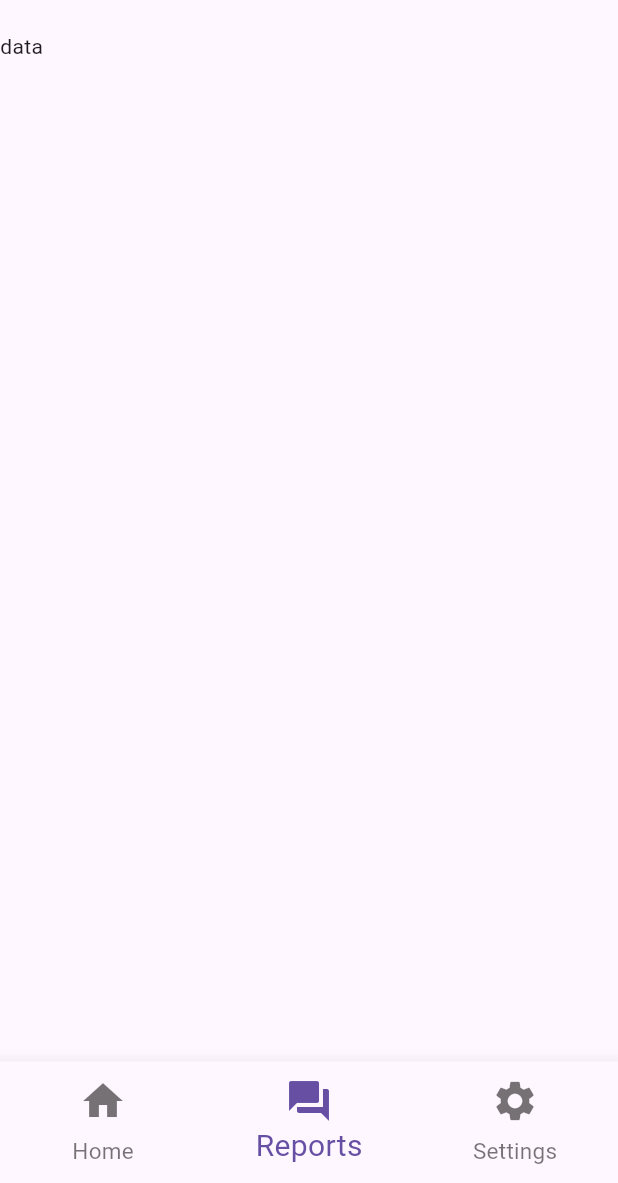
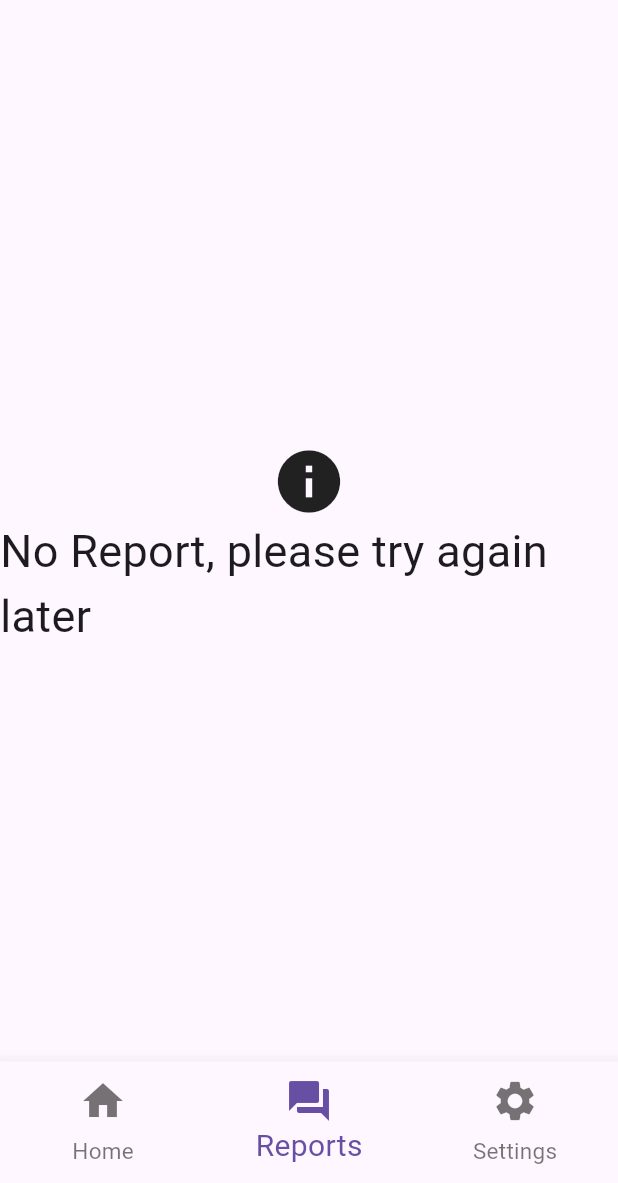
Before and after one commit to SMDParsa/mexam, a Flutter app: the screen it shows after launch, item 2 of the bottom bar chosen, on a phone screen of 412 x 824 dp, the part 53-1236 px from its top. Run offline on Flutter 3.47's test engine with Material 3 defaults, Android fonts, the phone set to English and light mode, and no system bars; our stand-ins replace image_picker, permission_handler, shared_preferences, sqflite; missing offline and left inert: image_gallery_saver_plus; accounts and stored records are empty.

Commit message:
reports page changed

```diff
--- a/lib/reports_page.dart
+++ b/lib/reports_page.dart
@@ -56,9 +56,35 @@ class _ReportsPageState extends State<ReportsPage> {
       future: quizListData,
       builder: (context, snapshot) {
         if (snapshot.hasError) {
-          return const Text('Error');
+          return Center(
+              child: Column(
+            mainAxisAlignment: MainAxisAlignment.center,
+            children: [
+              Icon(
+                Icons.nearby_error,
+                size: 50,
+              ),
+              const Text(
+                'Error getting data',
+                style: TextStyle(fontSize: 30),
+              ),
+            ],
+          ));
         } else if (!snapshot.hasData || snapshot.data!.isEmpty) {
-          return const Text('data');
+          return Center(
+              child: Column(
+            mainAxisAlignment: MainAxisAlignment.center,
+            children: [
+              Icon(
+                Icons.info,
+                size: 50,
+              ),
+              const Text(
+                'No Report, please try again later',
+                style: TextStyle(fontSize: 30),
+              ),
+            ],
+          ));
         } else {
           return ListView.builder(
             itemCount: snapshot.data!.length,
```
